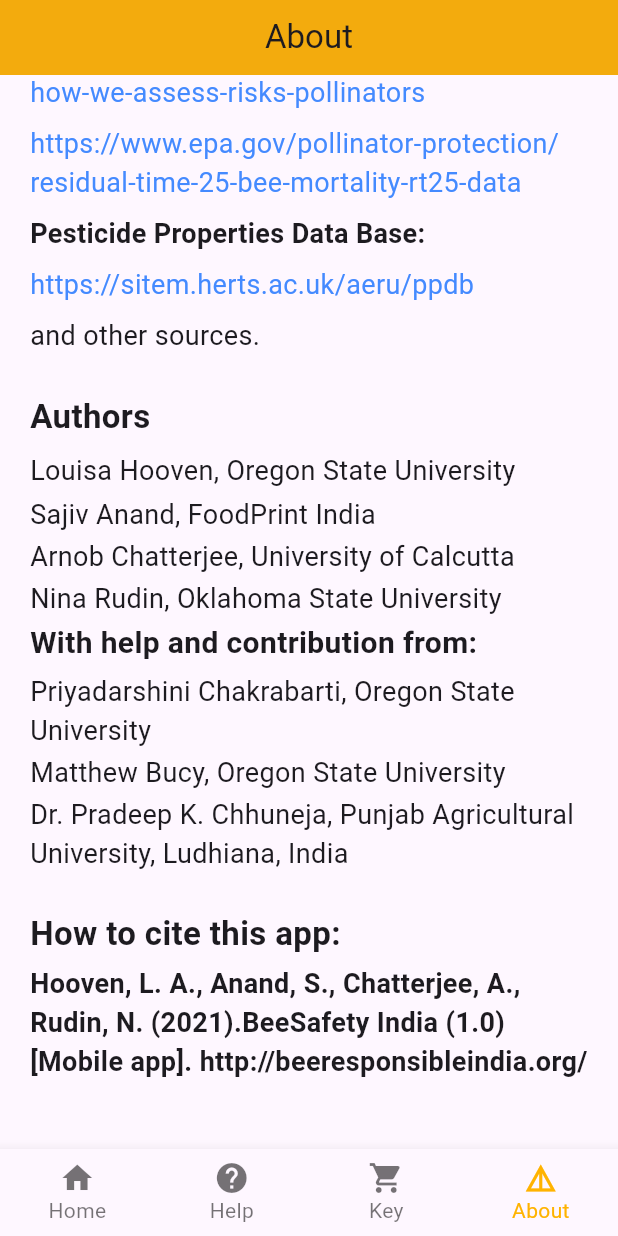
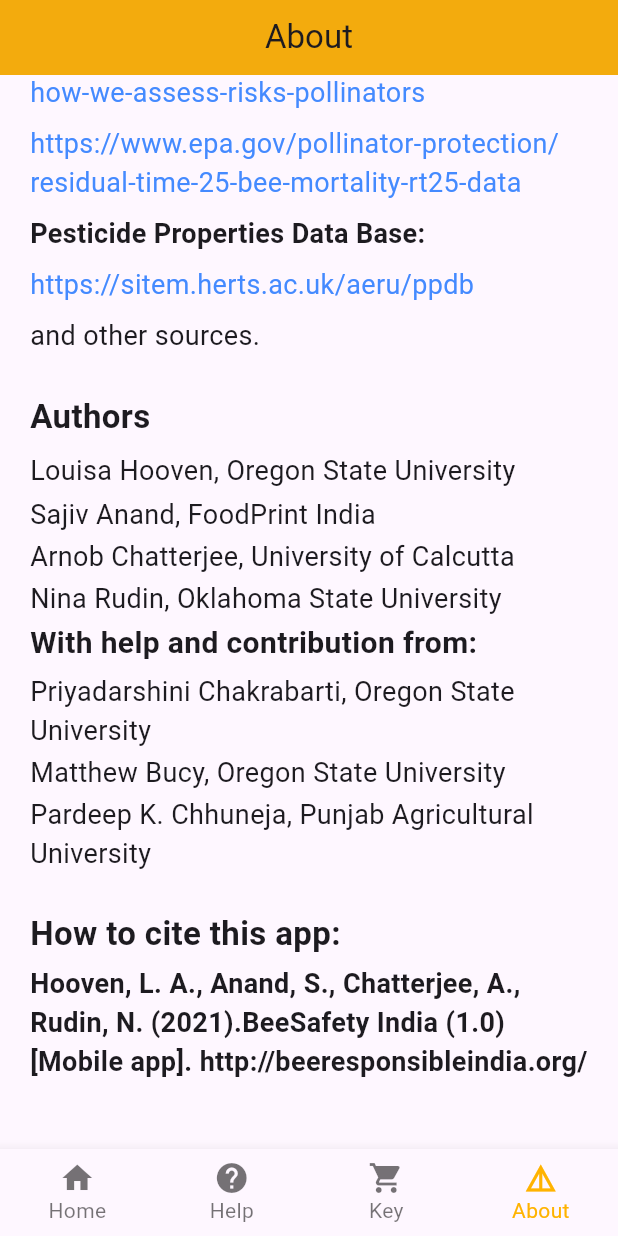
Before and after one commit to Abhi9454/bee_responsible_india, a Flutter app: the screen it shows after launch, item 4 of the bottom bar chosen, scrolled down 414 dp, on a phone screen of 412 x 824 dp. Run offline on Flutter 3.47's test engine with Material 3 defaults, Android fonts, the phone set to English and light mode, and no system bars; our stand-ins replace dio, shared_preferences; network calls fail.

Commit message:
updated files

```diff
--- a/lib/views/AboutPage/about_page_widget.dart
+++ b/lib/views/AboutPage/about_page_widget.dart
@@ -264,7 +264,7 @@ class AboutPageWidget extends StatelessWidget {
                   height: 2,
                 ),
                 const Text(
-                  'Dr. Pradeep K. Chhuneja, Punjab Agricultural University, Ludhiana, India',
+                  'Pardeep K. Chhuneja, Punjab Agricultural University',
                   maxLines: 2,
                   textAlign: TextAlign.left,
                   style: TextStyle(fontWeight: FontWeight.normal, fontSize: 18),
```
Also changed, not shown: pubspec.yaml (+6 -5 lines), pubspec.lock, 3 other files.
